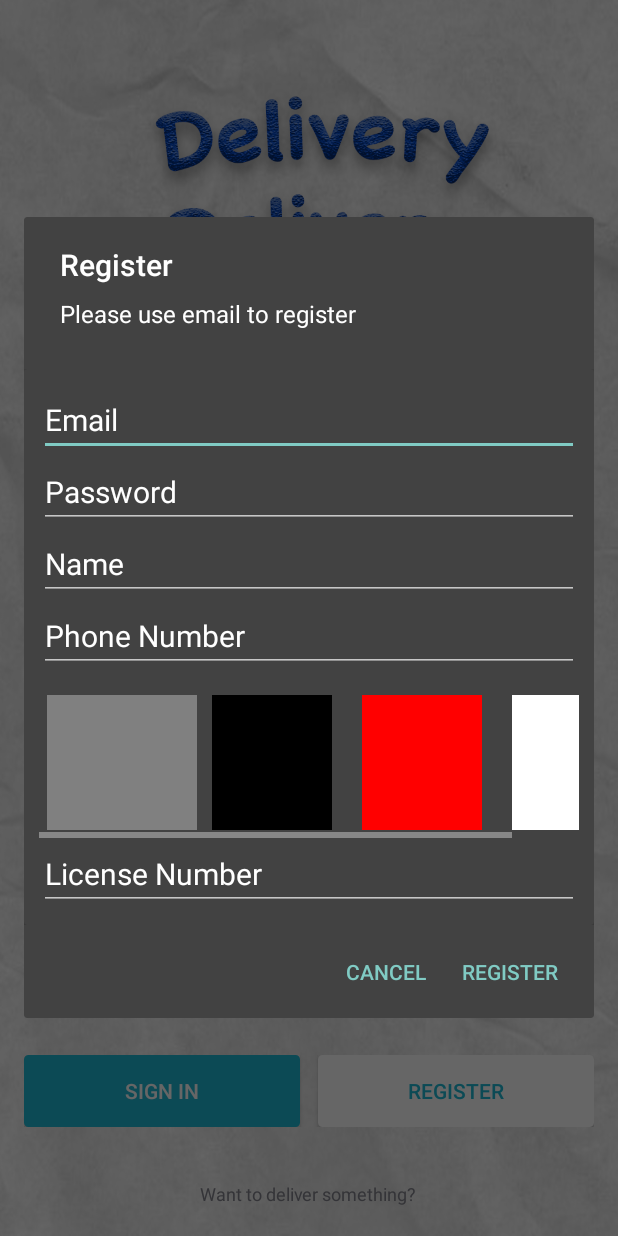
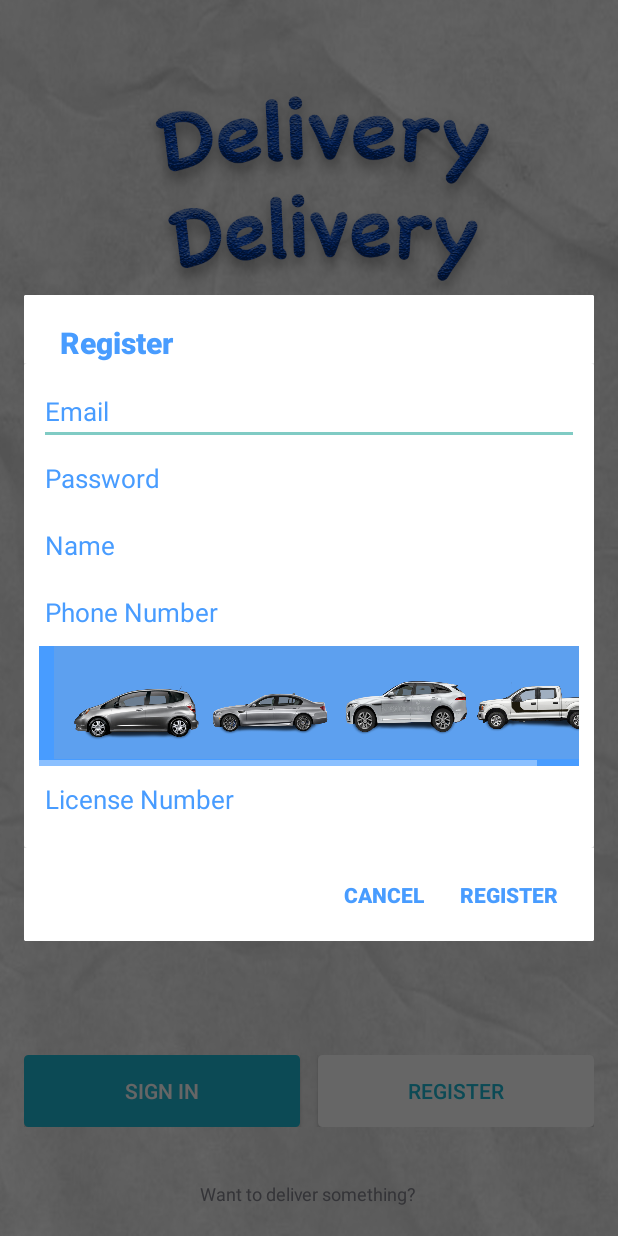
Before and after one commit to richujain/Delivery-Delivery, an Android app: the screen it shows after launch (LoginActivity), after a tap on "REGISTER", on a phone screen of 412 x 824 dp. Run offline under Robolectric (Android 15) with nearby library versions, the light colour scheme and no system bars; our stand-ins replace Firebase (no records; nobody signed in at launch, a user with empty details on screens opened directly); libraries missing offline, so code that uses them is left out: com.rengwuxian.materialedittext; plain views replace MaterialEditText; 5 statements that could not run were skipped.

Commit message:
login and register completed

```diff
--- a/app/src/main/java/com/example/deliverydeliverycourier/LoginActivity.java
+++ b/app/src/main/java/com/example/deliverydeliverycourier/LoginActivity.java
@@ -69,9 +69,9 @@ public class LoginActivity extends AppCompatActivity {
 
     private void showLoginDialog() {
 
-        final AlertDialog.Builder dialog = new AlertDialog.Builder(this);
+        final AlertDialog.Builder dialog = new AlertDialog.Builder(this,R.style.MyDialogTheme);
         dialog.setTitle("Sign In");
-        dialog.setMessage("Please use email to Sign In");
+
 
         LayoutInflater inflater = LayoutInflater.from(this);
         View login_layout = inflater.inflate(R.layout.layout_login,null);
@@ -115,7 +115,7 @@ public class LoginActivity extends AppCompatActivity {
             }
 
         });
-        dialog.setNegativeButton("Cancell", new DialogInterface.OnClickListener() {
+        dialog.setNegativeButton("Cancel", new DialogInterface.OnClickListener() {
             @Override
             public void onClick(DialogInterface dialogInterface, int i) {
                 dialogInterface.dismiss();
@@ -125,9 +125,9 @@ public class LoginActivity extends AppCompatActivity {
     }
     private void showRegisterDialogue()
     {
-        final AlertDialog.Builder dialog = new AlertDialog.Builder(this);
+        final AlertDialog.Builder dialog = new AlertDialog.Builder(this,R.style.MyDialogTheme);
         dialog.setTitle("Register");
-        dialog.setMessage("Please use email to register");
+
 
         LayoutInflater inflater = LayoutInflater.from(this);
         View register_layout = inflater.inflate(R.layout.layout_register,null);
--- a/app/src/main/res/layout/layout_login.xml
+++ b/app/src/main/res/layout/layout_login.xml
@@ -3,8 +3,11 @@
 xmlns:android="http://schemas.android.com/apk/res/android"
 xmlns:app="http://schemas.android.com/apk/res-auto"
 android:layout_width="match_parent"
+app:cardCornerRadius="1dp"
+app:cardBackgroundColor="@color/colorWhite"
 android:layout_height="match_parent"
-    app:cardElevation="10dp"    >
+app:cardElevation="20dp"    >
+
 <LinearLayout
     android:orientation="vertical"
     android:layout_margin="20dp"
@@ -13,34 +16,38 @@
 
     <com.rengwuxian.materialedittext.MaterialEditText
         android:id="@+id/edtEmail"
+        android:layout_width="match_parent"
+        android:layout_height="wrap_content"
+        android:layout_marginTop="20dp"
+        android:backgroundTint="@color/colortoolbar"
         android:hint="Email "
         android:inputType="textEmailAddress"
         android:text=""
-            android:textColor="@color/colorPrimary"
-            android:textColorHint="@color/colorPrimary"
-            android:textSize="20sp"
-            android:layout_width="match_parent"
-            android:layout_height="wrap_content"
+        android:textColor="@color/colortoolbar"
+        android:textColorHint="@color/colortoolbar"
+        android:textSize="17sp"
+        app:met_baseColor="@color/colortoolbar"
+        app:met_floatingLabel="highlight"
+        app:met_primaryColor="@color/colortoolbar"
         app:met_singleLineEllipsis="true"
-            app:met_baseColor="@color/colorPrimary"
-            app:met_floatingLabel="highlight"
-            app:met_primaryColor="@color/colorPrimary"
-            />
+        app:met_textColorHint="@color/colortoolbar" />
+
     <com.rengwuxian.materialedittext.MaterialEditText
         android:id="@+id/edtPassword"
+        android:layout_width="match_parent"
+        android:layout_height="67dp"
+        android:background="@color/colorWhite"
         android:hint="Password "
         android:inputType="textPassword"
         android:text=""
-            android:textColor="@color/colorPrimary"
-            android:textColorHint="@color/colorPrimary"
-            android:textSize="20sp"
-            android:layout_width="match_parent"
-            android:layout_height="wrap_content"
+        android:textColor="@color/colortoolbar"
+        android:textColorHint="@color/colortoolbar"
+        android:textSize="17sp"
+        app:met_baseColor="@color/colortoolbar"
+        app:met_floatingLabel="highlight"
+        app:met_primaryColor="@color/colortoolbar"
         app:met_singleLineEllipsis="true"
-            app:met_baseColor="@color/colorPrimary"
-            app:met_floatingLabel="highlight"
-            app:met_primaryColor="@color/colorPrimary"
-            />
+        app:met_textColorHint="@color/colortoolbar" />
 
 
 </LinearLayout>
--- a/app/src/main/res/layout/layout_register.xml
+++ b/app/src/main/res/layout/layout_register.xml
@@ -3,6 +3,7 @@
     xmlns:android="http://schemas.android.com/apk/res/android"
     xmlns:app="http://schemas.android.com/apk/res-auto"
     android:layout_width="match_parent"
+    app:cardBackgroundColor="@color/colorWhite"
     android:layout_height="match_parent"
     app:cardElevation="10dp">
     <LinearLayout
@@ -13,113 +14,131 @@
 
         <com.rengwuxian.materialedittext.MaterialEditText
             android:id="@+id/edtEmail"
+            android:layout_width="match_parent"
+            android:layout_height="wrap_content"
             android:hint="Email "
             android:inputType="textEmailAddress"
             android:text=""
-            android:textColor="@color/colorPrimary"
-            android:textColorHint="@color/colorPrimary"
-            android:textSize="20sp"
-            android:layout_width="match_parent"
-            android:layout_height="wrap_content"
-            app:met_singleLineEllipsis="true"
-            app:met_baseColor="@color/colorPrimary"
+            android:textColor="@color/colortoolbar"
+            android:textColorHint="@color/colortoolbar"
+            android:textSize="17sp"
+            app:met_textColorHint="@color/colortoolbar"
+            app:met_baseColor="@color/colortoolbar"
             app:met_floatingLabel="highlight"
-            app:met_primaryColor="@color/colorPrimary"
-            />
+            app:met_primaryColor="@color/colortoolbar"
+            app:met_singleLineEllipsis="true" />
+
         <com.rengwuxian.materialedittext.MaterialEditText
             android:id="@+id/edtPassword"
             android:hint="Password "
             android:inputType="textPassword"
             android:text=""
-            android:textColor="@color/colorPrimary"
-            android:textColorHint="@color/colorPrimary"
-            android:textSize="20sp"
+            android:textColor="@color/colortoolbar"
+            android:textColorHint="@color/colortoolbar"
+            android:textSize="17sp"
             android:layout_width="match_parent"
             android:layout_height="wrap_content"
             app:met_singleLineEllipsis="true"
-            app:met_baseColor="@color/colorPrimary"
+            app:met_textColorHint="@color/colortoolbar"
+            app:met_baseColor="@color/colortoolbar"
             app:met_floatingLabel="highlight"
-            app:met_primaryColor="@color/colorPrimary"
+            app:met_primaryColor="@color/colortoolbar"
             />
         <com.rengwuxian.materialedittext.MaterialEditText
             android:id="@+id/edtName"
             android:hint="Name "
             android:inputType="textCapSentences"
             android:text=""
-            android:textColor="@color/colorPrimary"
-            android:textColorHint="@color/colorPrimary"
-            android:textSize="20sp"
+            android:textColor="@color/colortoolbar"
+            android:textColorHint="@color/colortoolbar"
+            android:textSize="17sp"
             android:layout_width="match_parent"
             android:layout_height="wrap_content"
             app:met_singleLineEllipsis="true"
-            app:met_baseColor="@color/colorPrimary"
+            app:met_baseColor="@color/colortoolbar"
             app:met_floatingLabel="highlight"
-            app:met_primaryColor="@color/colorPrimary"
+            app:met_textColorHint="@color/colortoolbar"
+            app:met_primaryColor="@color/colortoolbar"
             />
         <com.rengwuxian.materialedittext.MaterialEditText
             android:id="@+id/edtPhone"
             android:hint="Phone Number "
             android:inputType="phone"
             android:text=""
-            android:textColor="@color/colorPrimary"
-            android:textColorHint="@color/colorPrimary"
-            android:textSize="20sp"
+            android:textColor="@color/colortoolbar"
+            android:textColorHint="@color/colortoolbar"
+            android:textSize="17sp"
             android:layout_width="match_parent"
             android:layout_height="wrap_content"
             app:met_singleLineEllipsis="true"
-            app:met_baseColor="@color/colorPrimary"
+            app:met_baseColor="@color/colortoolbar"
             app:met_floatingLabel="highlight"
-            app:met_primaryColor="@color/colorPrimary"
+            app:met_textColorHint="@color/colortoolbar"
+            app:met_primaryColor="@color/colortoolbar"
             />
+
         <HorizontalScrollView
             android:layout_width="match_parent"
-            android:layout_height="wrap_content"
+            android:layout_height="80dp"
+            android:background="@color/colortoolbar"
             android:fillViewport="false">
+
             <LinearLayout
-                android:layout_width="match_parent"
-                android:layout_height="wrap_content"
+                android:id="@+id/linearLayoutAddTask"
+                android:layout_width="380dp"
+                android:layout_height="75dp"
+                android:layout_below="@id/linearLayoutAddTask"
+                android:layout_marginLeft="10dp"
+
+                android:background="#5DA0EF"
                 android:orientation="horizontal"
-                android:id="@+id/linearLayoutAddTask"
-                android:padding="5dp">
+                android:padding="10dp">
 
                 <ImageView
-                    android:layout_width="100dp"
-                    android:layout_height="100dp"
+                    android:id="@+id/imageHatchBack"
+                    android:layout_width="90dp"
+                    android:layout_height="70dp"
+                    android:adjustViewBounds="true"
+                    android:background="@drawable/hatchback1"
+                    android:contentDescription="Hatchback image"
+                    android:paddingTop="10dp" />
+
+                <ImageView
+                    android:id="@+id/imageSedan"
+                    android:layout_width="90dp"
+                    android:layout_height="70dp"
+                    android:adjustViewBounds="true"
+                    android:background="@drawable/sedan"
+                    android:contentDescription="Sedan image"
+                    android:paddingStart="10dp"
                     android:paddingTop="10dp"
-                    android:src="@color/colorGrey"
-                    android:id="@+id/imageHatchBack"
-                    android:contentDescription="Hatchback image"
-                    />
+                    android:paddingEnd="10dp"
+                    android:scaleType="centerCrop" />
+
+
                 <ImageView
-                    android:layout_width="100dp"
-                    android:layout_height="100dp"
+                    android:id="@+id/imageSUV"
+                    android:layout_width="90dp"
+                    android:layout_height="60dp"
+
+                    android:adjustViewBounds="true"
+                    android:background="@drawable/suv1"
+                    android:contentDescription="SUV image"
+                    android:paddingStart="10dp"
                     android:paddingTop="10dp"
+                    android:paddingEnd="10dp"
+                    android:scaleType="center" />
+
+                <ImageView
+                    android:id="@+id/imagePickUp"
+                    android:layout_width="90dp"
+                    android:layout_height="60dp"
+                    android:background="@drawable/pickup1"
+                    android:contentDescription="Pick Up image"
                     android:paddingStart="10dp"
-                    android:src="@color/colorBlack"
-                    android:paddingEnd="10dp"
-                    android:id="@+id/imageSedan"
-                    android:contentDescription="Sedan image"
-                    />
-                <ImageView
-                    android:layout_width="100dp"
-                    android:layout_height="100dp"
                     android:paddingTop="10dp"
-                    android:paddingStart="10dp"
-                    android:src="@color/colorRed"
-                    android:paddingEnd="10dp"
-                    android:id="@+id/imageSUV"
-                    android:contentDescription="SUV image"
-                    />
-                <ImageView
-                    android:layout_width="100dp"
-                    android:layout_height="100dp"
-                    android:paddingTop="10dp"
-                    android:paddingStart="10dp"
-                    android:paddingEnd="10dp"
-                    android:id="@+id/imagePickUp"
-                    android:src="@color/colorPrimary"
-                    android:contentDescription="Pick Up image"
-                    />
+                    android:paddingEnd="10dp" />
+
             </LinearLayout>
         </HorizontalScrollView>
 
@@ -130,21 +149,25 @@
             android:padding="10dp"
             android:visibility="gone"
             android:gravity="center"
+            android:textColor="@color/colortoolbar"
             android:id="@+id/tvVehicleType"/>
+
+
         <com.rengwuxian.materialedittext.MaterialEditText
             android:id="@+id/edtLicenseNumber"
             android:hint="License Number"
             android:inputType="text"
             android:text=""
-            android:textColor="@color/colorPrimary"
-            android:textColorHint="@color/colorPrimary"
-            android:textSize="20sp"
+            android:textColor="@color/colortoolbar"
+            android:textColorHint="@color/colortoolbar"
+            android:textSize="17sp"
             android:layout_width="match_parent"
             android:layout_height="wrap_content"
             app:met_singleLineEllipsis="true"
-            app:met_baseColor="@color/colorPrimary"
+            app:met_baseColor="@color/colortoolbar"
+            app:met_textColorHint="@color/colortoolbar"
             app:met_floatingLabel="highlight"
-            app:met_primaryColor="@color/colorPrimary"
+            app:met_primaryColor="@color/colortoolbar"
             />
     </LinearLayout>
 </androidx.cardview.widget.CardView>
--- a/app/src/main/res/values/styles.xml
+++ b/app/src/main/res/values/styles.xml
@@ -6,5 +6,12 @@
         <item name="colorPrimaryDark">@color/colorPrimaryDark</item>
         <item name="colorAccent">@color/colorAccent</item>
     </style>
+    <style name="MyDialogTheme" parent="Theme.AppCompat.Light.Dialog.Alert">
+        <item name="android:background">@color/colorWhite</item>
+        <item name="cornerRadius">80dp</item>
+            <item name="android:textStyle">bold</item>
+        <item name="android:textColor">@color/colortoolbar</item>
+
+    </style>
 
 </resources>
```
Also changed, not shown: app/src/main/res/drawable/hatchback1.png (added), app/src/main/res/drawable/pickup1.png (added), app/src/main/res/drawable/sedan.png (added), app/src/main/res/drawable/sedan1.png (added), app/src/main/res/drawable/suv1.png (added). Lines whose indentation alone changed are shown as unchanged.
